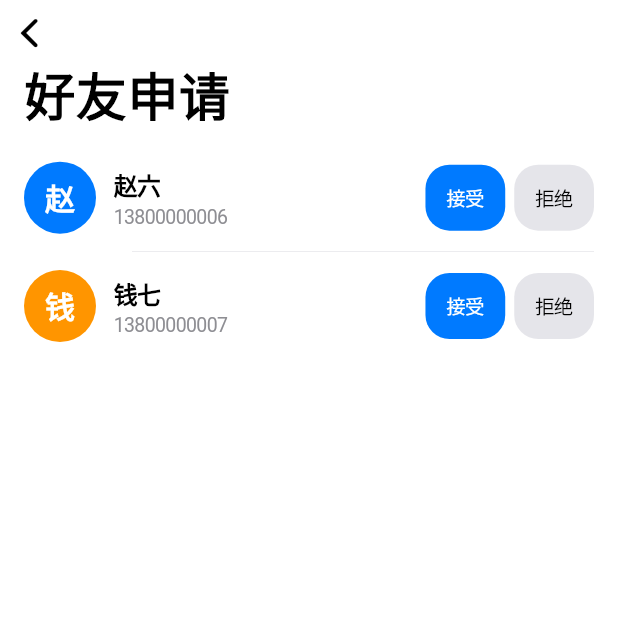
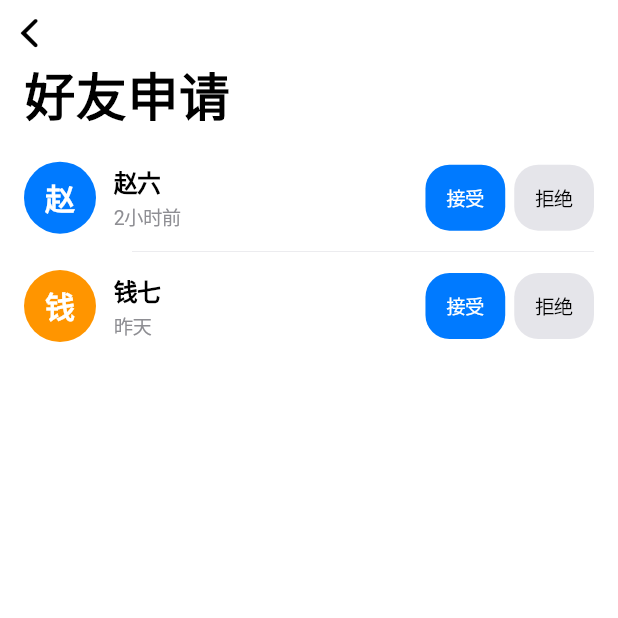
Before and after one commit to mrxiayi2023-alt/dochatapp, a Flutter app: the FriendRequestsPage screen opened directly, on a phone screen of 412 x 824 dp, the top half of it. Run offline on Flutter 3.47's test engine with Material 3 defaults, Android fonts, the phone set to English and light mode, and no system bars; our stand-ins replace dio, flutter_riverpod, shared_preferences; missing offline and left inert: flutter_webrtc, tencent_cloud_chat_sdk; accounts and stored records are empty; network calls fail.

Commit message:
好友申请记录管理：左滑删除+状态保留+申请时间

```diff
--- a/lib/pages/friend_requests_page.dart
+++ b/lib/pages/friend_requests_page.dart
@@ -38,6 +38,10 @@ class _FriendRequestsPageState extends State<FriendRequestsPage> {
   // 数据加载：先试 API，失败后用 demo
   // -----------------------------------------------------------------------
 
+  /// 当前待处理（pending）的申请数
+  int get _pendingCount =>
+      _requests.where((r) => r['status'] == 'pending').length;
+
   Future<void> _loadRequests() async {
     try {
       final data = await ApiService.instance.getFriendRequests();
@@ -55,12 +59,27 @@ class _FriendRequestsPageState extends State<FriendRequestsPage> {
 
   void _fallbackToDemo() {
     if (!mounted) return;
+    final now = DateTime.now();
     setState(() {
       _loading = false;
       _isDemo = true;
       _requests = [
-        {'id': 'demo_1', 'from_id': 'demo_user_6', 'from_nickname': '赵六', 'from_phone': '13800000006', 'status': 'pending', 'created_at': '2026-05-28 14:30'},
-        {'id': 'demo_2', 'from_id': 'demo_user_7', 'from_nickname': '钱七', 'from_phone': '13800000007', 'status': 'pending', 'created_at': '2026-05-27 09:15'},
+        {
+          'id': 'demo_1',
+          'from_id': 'demo_user_6',
+          'from_nickname': '赵六',
+          'from_phone': '13800000006',
+          'status': 'pending',
+          'created_at': now.subtract(const Duration(hours: 2)).toIso8601String(),
+        },
+        {
+          'id': 'demo_2',
+          'from_id': 'demo_user_7',
+          'from_nickname': '钱七',
+          'from_phone': '13800000007',
+          'status': 'pending',
+          'created_at': now.subtract(const Duration(hours: 36)).toIso8601String(),
+        },
       ];
     });
   }
@@ -70,7 +89,7 @@ class _FriendRequestsPageState extends State<FriendRequestsPage> {
   // -----------------------------------------------------------------------
 
   Future<void> _acceptRequest(String requestId) async {
-    // 获取被接受者的信息（在移除前缓存）
+    // 获取被接受者的信息
     final req = _requests.firstWhere(
       (r) => r['id'] == requestId,
       orElse: () => <String, dynamic>{},
@@ -80,27 +99,32 @@ class _FriendRequestsPageState extends State<FriendRequestsPage> {
     final userId = req['from_id'] as String? ?? '';
 
     if (!_isDemo) {
-      // 真实数据模式：调用后端 API
       try {
         await ApiService.instance.acceptFriendRequest(requestId);
       } catch (e) {
-        // API 失败时仍从本地列表移除，但提示用户
         if (mounted) _showToast('接受失败：${e.toString().replaceFirst("Exception: ", "")}');
         return;
       }
     }
 
-    // 从本地列表移除
+    // 更新状态为已接受，不删除记录
     if (mounted) {
-      setState(() => _requests.removeWhere((r) => r['id'] == requestId));
-      // 立即通知上一页剩余未处理申请数
-      widget.onCountChanged?.call(_requests.length);
-      _showToast('已接受好友申请');
-      // 将接受结果返回给上一页（包含用户 ID，便于 chat_page 创建新会话）
+      setState(() {
+        final idx = _requests.indexWhere((r) => r['id'] == requestId);
+        if (idx != -1) _requests[idx]['status'] = 'accepted';
+      });
+      // 角标仅统计待处理的申请
+      widget.onCountChanged?.call(_pendingCount);
+
+      // 短暂延迟让用户看到"已接受"状态，再将结果返回上一页
+      Future.delayed(const Duration(milliseconds: 600), () {
+        if (mounted) {
           Navigator.of(context).pop({
             kResultAcceptedNickname: nickname,
             kResultAcceptedPhone: phone,
             kResultAcceptedUserId: userId,
+          });
+        }
       });
     }
   }
@@ -117,10 +141,27 @@ class _FriendRequestsPageState extends State<FriendRequestsPage> {
         // fall through
       }
     }
+    // 更新状态为已拒绝，不删除记录
+    if (mounted) {
+      setState(() {
+        final idx = _requests.indexWhere((r) => r['id'] == requestId);
+        if (idx != -1) _requests[idx]['status'] = 'rejected';
+      });
+      // 角标仅统计待处理的申请
+      widget.onCountChanged?.call(_pendingCount);
+    }
+  }
+
+  // -----------------------------------------------------------------------
+  // 左滑删除
+  // -----------------------------------------------------------------------
+
+  /// 左滑删除申请（仅本地移除，不调 API）
+  Future<void> _deleteRequest(String requestId) async {
     if (mounted) {
       setState(() => _requests.removeWhere((r) => r['id'] == requestId));
-      // 立即通知上一页剩余未处理申请数
-      widget.onCountChanged?.call(_requests.length);
+      // 角标仅统计待处理的申请
+      widget.onCountChanged?.call(_pendingCount);
     }
   }
 
@@ -173,8 +214,11 @@ class _FriendRequestsPageState extends State<FriendRequestsPage> {
                           nickname: req['from_nickname'] as String? ?? '',
                           phone: req['from_phone'] as String? ?? '',
                           requestId: req['id'] as String? ?? '',
+                          createdAt: req['created_at'] as String? ?? '',
+                          status: req['status'] as String? ?? 'pending',
                           onAccept: () => _acceptRequest(req['id'] as String),
                           onReject: () => _rejectRequest(req['id'] as String),
+                          onDelete: () => _deleteRequest(req['id'] as String),
                           isLast: index == _requests.length - 1,
                         );
                       },
@@ -195,16 +239,22 @@ class _RequestItem extends StatelessWidget {
   final String nickname;
   final String phone;
   final String requestId;
+  final String createdAt;
+  final String status;
   final VoidCallback onAccept;
   final VoidCallback onReject;
+  final VoidCallback? onDelete;
   final bool isLast;
 
   const _RequestItem({
     required this.nickname,
     required this.phone,
     required this.requestId,
+    this.createdAt = '',
+    this.status = 'pending',
     required this.onAccept,
     required this.onReject,
+    this.onDelete,
     this.isLast = false,
   });
 
@@ -223,10 +273,46 @@ class _RequestItem extends StatelessWidget {
     return colors[hash.abs() % colors.length];
   }
 
+  /// 格式化相对时间
+  String _formatRelativeTime(String? isoTime) {
+    if (isoTime == null || isoTime.isEmpty) return '';
+    try {
+      final dt = DateTime.parse(isoTime);
+      final now = DateTime.now();
+      final diff = now.difference(dt);
+      if (diff.inMinutes < 1) return '刚刚';
+      if (diff.inMinutes < 60) return '${diff.inMinutes}分钟前';
+      if (diff.inHours < 24) return '${diff.inHours}小时前';
+      if (diff.inHours < 48) return '昨天';
+      return '${diff.inDays}天前';
+    } catch (_) {
+      return '';
+    }
+  }
+
   @override
   Widget build(BuildContext context) {
     final initial = nickname.isNotEmpty ? nickname.characters.first : '?';
-    return Container(
+    final timeStr = _formatRelativeTime(createdAt);
+
+    return Dismissible(
+      key: ValueKey('request_$requestId'),
+      direction: DismissDirection.endToStart,
+      background: Container(
+        alignment: Alignment.centerRight,
+        padding: const EdgeInsets.only(right: 20),
+        color: CupertinoColors.destructiveRed,
+        child: const Text(
+          '删除',
+          style: TextStyle(
+            color: CupertinoColors.white,
+            fontSize: 17,
+            fontWeight: FontWeight.w600,
+          ),
+        ),
+      ),
+      onDismissed: (_) => onDelete?.call(),
+      child: Container(
         height: 72,
         color: CupertinoColors.white,
         padding: const EdgeInsets.symmetric(horizontal: 16),
@@ -254,7 +340,7 @@ class _RequestItem extends StatelessWidget {
                     ),
                   ),
                   const SizedBox(width: 12),
-                // Name + phone
+                  // Name + time
                   Expanded(
                     child: Column(
                       mainAxisAlignment: MainAxisAlignment.center,
@@ -267,18 +353,47 @@ class _RequestItem extends StatelessWidget {
                             fontWeight: FontWeight.w600,
                           ),
                         ),
+                        if (timeStr.isNotEmpty) ...[
                           const SizedBox(height: 2),
                           Text(
-                        phone,
+                            timeStr,
                             style: const TextStyle(
                               fontSize: 13,
                               color: CupertinoColors.systemGrey,
                             ),
                           ),
                         ],
+                      ],
                     ),
                   ),
-                // Accept button
+                  if (status == 'accepted')
+                    // 已接受 — 灰色文字
+                    const Padding(
+                      padding: EdgeInsets.symmetric(horizontal: 14, vertical: 6),
+                      child: Text(
+                        '已接受',
+                        style: TextStyle(
+                          color: CupertinoColors.systemGrey,
+                          fontSize: 13,
+                          fontWeight: FontWeight.w500,
+                        ),
+                      ),
+                    )
+                  else if (status == 'rejected')
+                    // 已拒绝 — 灰色文字
+                    const Padding(
+                      padding: EdgeInsets.symmetric(horizontal: 14, vertical: 6),
+                      child: Text(
+                        '已拒绝',
+                        style: TextStyle(
+                          color: CupertinoColors.systemGrey,
+                          fontSize: 13,
+                          fontWeight: FontWeight.w500,
+                        ),
+                      ),
+                    )
+                  else ...[
+                    // 待处理 — 蓝色接受按钮 + 灰色拒绝按钮
                     CupertinoButton(
                       padding: const EdgeInsets.symmetric(horizontal: 14, vertical: 6),
                       borderRadius: const BorderRadius.all(Radius.circular(16)),
@@ -295,14 +410,13 @@ class _RequestItem extends StatelessWidget {
                       ),
                     ),
                     const SizedBox(width: 6),
-                // Reject button
                     CupertinoButton(
                       padding: const EdgeInsets.symmetric(horizontal: 14, vertical: 6),
                       borderRadius: const BorderRadius.all(Radius.circular(16)),
                       color: CupertinoColors.systemGrey5,
                       pressedOpacity: 0.7,
                       onPressed: onReject,
-                  child: Text(
+                      child: const Text(
                         '拒绝',
                         style: TextStyle(
                           color: CupertinoColors.black,
@@ -311,6 +425,7 @@ class _RequestItem extends StatelessWidget {
                         ),
                       ),
                     ),
+                  ],
                 ],
               ),
             ),
@@ -322,6 +437,7 @@ class _RequestItem extends StatelessWidget {
               ),
           ],
         ),
+      ),
     );
   }
 }
```
Lines whose indentation alone changed are shown as unchanged.
